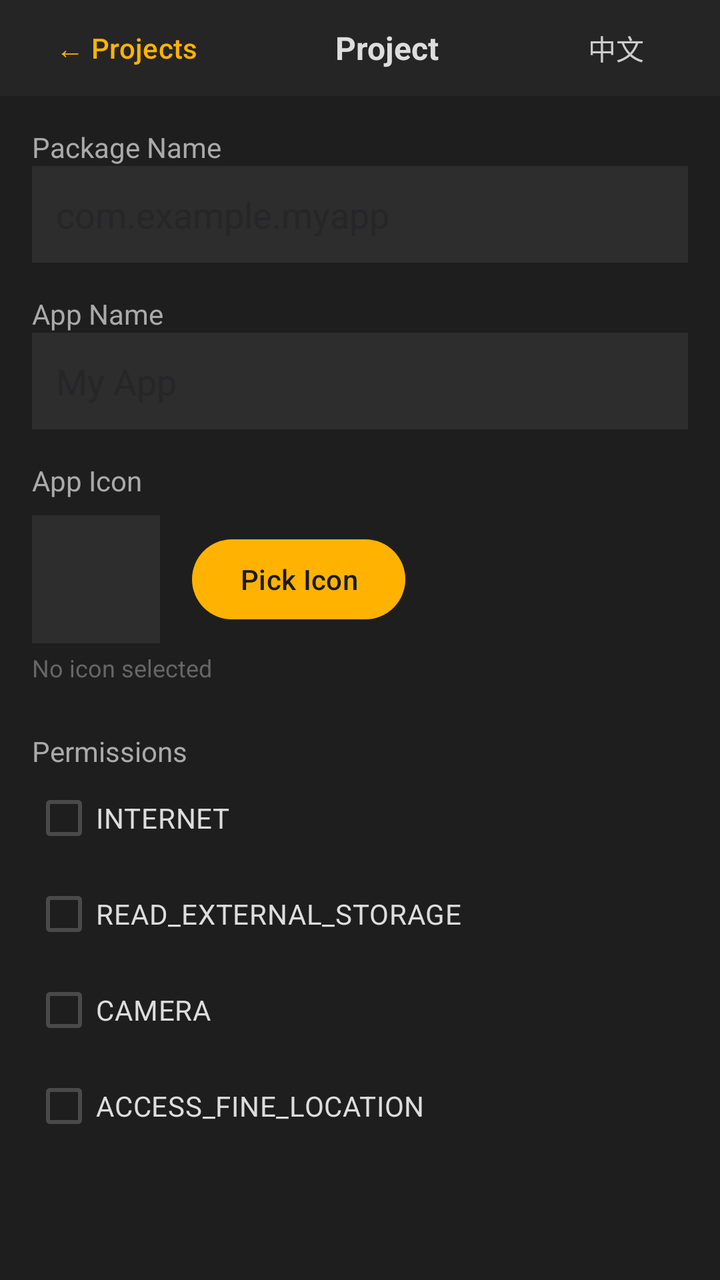
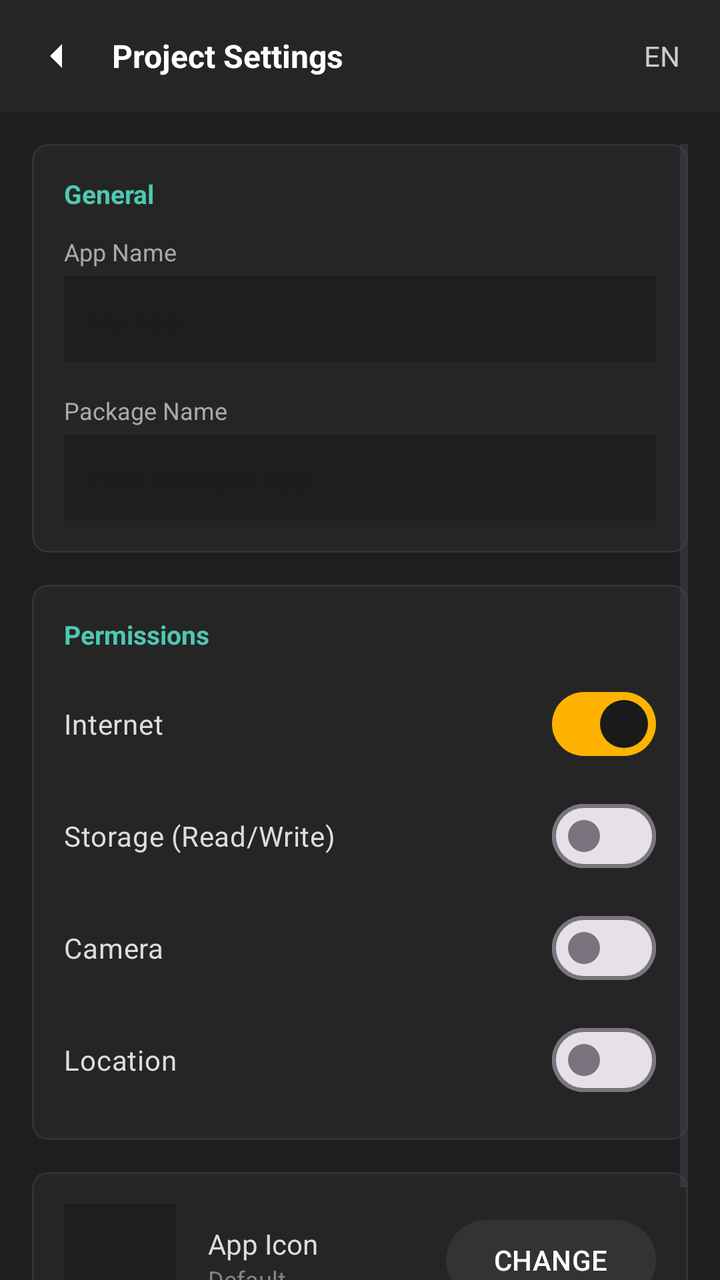

The first picture is an Android layout as it rendered before a commit; the second is the same layout after the commit. The layout source and the unified diff follow.
<!-- AndroidManifest.xml: application theme Theme.ApkBuilder -->
<!-- res/layout/activity_main.xml -->
<?xml version="1.0" encoding="utf-8"?>
<LinearLayout xmlns:android="http://schemas.android.com/apk/res/android"
    android:layout_width="match_parent"
    android:layout_height="match_parent"
    android:orientation="vertical"
    android:background="#1E1E1E">

    
    <LinearLayout
        android:layout_width="match_parent"
        android:layout_height="48dp"
        android:orientation="horizontal"
        android:gravity="center_vertical"
        android:background="#252526"
        android:paddingStart="4dp"
        android:paddingEnd="8dp">

        <Button
            android:id="@+id/btnBack"
            android:layout_width="wrap_content"
            android:layout_height="wrap_content"
            android:text="@string/back_to_list"
            android:textColor="#FFB300"
            android:background="?attr/selectableItemBackgroundBorderless" />

        <TextView
            android:id="@+id/tvProjectName"
            android:layout_width="0dp"
            android:layout_height="wrap_content"
            android:layout_weight="1"
            android:gravity="center"
            android:text="Project"
            android:textColor="#DDDDDD"
            android:textSize="16sp"
            android:textStyle="bold" />

        <Button
            android:id="@+id/btnLang"
            android:layout_width="wrap_content"
            android:layout_height="wrap_content"
            android:text="@string/lang_toggle"
            android:textColor="#CCCCCC"
            android:background="?attr/selectableItemBackgroundBorderless" />
    </LinearLayout>

    <ScrollView
        android:layout_width="match_parent"
        android:layout_height="match_parent"
        android:padding="16dp">

        <LinearLayout
            android:layout_width="match_parent"
            android:layout_height="wrap_content"
            android:orientation="vertical">

            
            <TextView
                android:layout_width="wrap_content"
                android:layout_height="wrap_content"
                android:text="@string/pkg_label"
                android:textColor="#AAAAAA" />
            <EditText
                android:id="@+id/etPackage"
                android:layout_width="match_parent"
                android:layout_height="wrap_content"
                android:background="#2D2D2D"
                android:padding="12dp"
                android:textColor="#DDDDDD"
                android:hint="@string/pkg_hint"
                android:inputType="text" />

            
            <TextView
                android:layout_width="wrap_content"
                android:layout_height="wrap_content"
                android:layout_marginTop="16dp"
                android:text="@string/name_label"
                android:textColor="#AAAAAA" />
            <EditText
                android:id="@+id/etAppName"
                android:layout_width="match_parent"
                android:layout_height="wrap_content"
                android:background="#2D2D2D"
                android:padding="12dp"
                android:textColor="#DDDDDD"
                android:hint="@string/name_hint"
                android:inputType="text" />

            
            <TextView
                android:layout_width="wrap_content"
                android:layout_height="wrap_content"
                android:layout_marginTop="16dp"
                android:text="@string/icon_label"
                android:textColor="#AAAAAA" />
            <LinearLayout
                android:layout_width="match_parent"
                android:layout_height="wrap_content"
                android:orientation="horizontal"
                android:gravity="center_vertical"
                android:layout_marginTop="8dp">
                <ImageView
                    android:id="@+id/ivIcon"
                    android:layout_width="64dp"
                    android:layout_height="64dp"
                    android:background="#2D2D2D"
                    android:scaleType="centerCrop" />
                <com.google.android.material.button.MaterialButton
                    android:id="@+id/btnPickIcon"
                    android:layout_width="wrap_content"
                    android:layout_height="wrap_content"
                    android:layout_marginStart="16dp"
                    android:text="@string/btn_pick_icon" />
            </LinearLayout>
            <TextView
                android:id="@+id/tvIconName"
                android:layout_width="match_parent"
                android:layout_height="wrap_content"
                android:layout_marginTop="4dp"
                android:text="@string/icon_none"
                android:textColor="#666666"
                android:textSize="12sp" />

            
            <TextView
                android:layout_width="wrap_content"
                android:layout_height="wrap_content"
                android:layout_marginTop="24dp"
                android:text="@string/perm_label"
                android:textColor="#AAAAAA" />
            <CheckBox
                android:id="@+id/permInternet"
                android:layout_width="match_parent"
                android:layout_height="wrap_content"
                android:text="INTERNET"
                android:textColor="#DDDDDD" />
            <CheckBox
                android:id="@+id/permStorage"
                android:layout_width="match_parent"
                android:layout_height="wrap_content"
                android:text="READ_EXTERNAL_STORAGE"
                android:textColor="#DDDDDD" />
            <CheckBox
                android:id="@+id/permCamera"
                android:layout_width="match_parent"
                android:layout_height="wrap_content"
                android:text="CAMERA"
                android:textColor="#DDDDDD" />
            <CheckBox
                android:id="@+id/permLocation"
                android:layout_width="match_parent"
                android:layout_height="wrap_content"
                android:text="ACCESS_FINE_LOCATION"
                android:textColor="#DDDDDD" />

        </LinearLayout>
    </ScrollView>
</LinearLayout>
<!-- resources referenced by this layout -->
<resources>
  <string name="back_to_list">← Projects</string>
  <string name="btn_pick_icon">Pick Icon</string>
  <string name="icon_label">App Icon</string>
  <string name="icon_none">No icon selected</string>
  <string name="lang_toggle">中文</string>
  <string name="name_hint">My App</string>
  <string name="name_label">App Name</string>
  <string name="perm_label">Permissions</string>
  <string name="pkg_hint">com.example.myapp</string>
  <string name="pkg_label">Package Name</string>
  <style name="Theme.ApkBuilder" parent="Theme.Material3.DayNight.NoActionBar">
          <item name="colorPrimary">#FFB300</item>
          <item name="colorOnPrimary">#1A1A1A</item>
          <item name="colorPrimaryContainer">#FFECB3</item>
          <item name="colorOnPrimaryContainer">#261A00</item>
          <item name="colorSecondary">#424242</item>
          <item name="colorOnSecondary">#FFFFFF</item>
          <item name="colorSecondaryContainer">#E0E0E0</item>
          <item name="colorOnSecondaryContainer">#1A1A1A</item>
          <item name="colorSurface">#FAFAFA</item>
          <item name="colorOnSurface">#1A1A1A</item>
          <item name="colorSurfaceVariant">#F0F0F0</item>
          <item name="colorOnSurfaceVariant">#4A4A4A</item>
          <item name="android:statusBarColor">?attr/colorPrimary</item>
          <item name="android:windowLightStatusBar" tools:targetApi="m">true</item>
      </style>
</resources>

<!-- the commit's change to res/layout/activity_main.xml (unified diff, before → after) -->
@@ -1,5 +1,6 @@
 <?xml version="1.0" encoding="utf-8"?>
 <LinearLayout xmlns:android="http://schemas.android.com/apk/res/android"
+    xmlns:app="http://schemas.android.com/apk/res-auto"
     android:layout_width="match_parent"
     android:layout_height="match_parent"
     android:orientation="vertical"
@@ -8,45 +9,45 @@
     
     <LinearLayout
         android:layout_width="match_parent"
-        android:layout_height="48dp"
-        android:orientation="horizontal"
+        android:layout_height="56dp"
+        android:background="#252526"
         android:gravity="center_vertical"
-        android:background="#252526"
-        android:paddingStart="4dp"
-        android:paddingEnd="8dp">
-
-        <Button
+        android:paddingHorizontal="8dp">
+
+        <ImageButton
             android:id="@+id/btnBack"
-            android:layout_width="wrap_content"
-            android:layout_height="wrap_content"
-            android:text="@string/back_to_list"
-            android:textColor="#FFB300"
-            android:background="?attr/selectableItemBackgroundBorderless" />
+            android:layout_width="40dp"
+            android:layout_height="40dp"
+            android:background="?attr/selectableItemBackgroundBorderless"
+            android:src="@drawable/ic_chevron_right"
+            android:rotation="180"
+            app:tint="#FFFFFF" />
 
         <TextView
-            android:id="@+id/tvProjectName"
             android:layout_width="0dp"
             android:layout_height="wrap_content"
             android:layout_weight="1"
-            android:gravity="center"
-            android:text="Project"
-            android:textColor="#DDDDDD"
+            android:layout_marginStart="8dp"
+            android:text="@string/settings_title"
+            android:textColor="#FFFFFF"
             android:textSize="16sp"
             android:textStyle="bold" />
 
-        <Button
+        <TextView
             android:id="@+id/btnLang"
             android:layout_width="wrap_content"
             android:layout_height="wrap_content"
-            android:text="@string/lang_toggle"
+            android:text="EN"
             android:textColor="#CCCCCC"
-            android:background="?attr/selectableItemBackgroundBorderless" />
+            android:padding="12dp" />
     </LinearLayout>
 
     <ScrollView
         android:layout_width="match_parent"
-        android:layout_height="match_parent"
-        android:padding="16dp">
+        android:layout_height="0dp"
+        android:layout_weight="1"
+        android:padding="16dp"
+        android:clipToPadding="false">
 
         <LinearLayout
             android:layout_width="match_parent"
@@ -54,104 +55,187 @@
             android:orientation="vertical">
 
             
-            <TextView
-                android:layout_width="wrap_content"
-                android:layout_height="wrap_content"
-                android:text="@string/pkg_label"
-                android:textColor="#AAAAAA" />
-            <EditText
-                android:id="@+id/etPackage"
+            <com.google.android.material.card.MaterialCardView
                 android:layout_width="match_parent"
                 android:layout_height="wrap_content"
-                android:background="#2D2D2D"
-                android:padding="12dp"
-                android:textColor="#DDDDDD"
-                android:hint="@string/pkg_hint"
-                android:inputType="text" />
+                app:cardBackgroundColor="#252526"
+                app:cardCornerRadius="8dp"
+                app:cardElevation="0dp"
+                app:strokeColor="#333333"
+                app:strokeWidth="1dp">
+
+                <LinearLayout
+                    android:layout_width="match_parent"
+                    android:layout_height="wrap_content"
+                    android:orientation="vertical"
+                    android:padding="16dp">
+
+                    <TextView
+                        android:layout_width="wrap_content"
+                        android:layout_height="wrap_content"
+                        android:text="@string/settings_general"
+                        android:textColor="#4EC9B0"
+                        android:textSize="13sp"
+                        android:textStyle="bold"
+                        android:layout_marginBottom="12dp" />
+
+                    <TextView
+                        android:layout_width="wrap_content"
+                        android:layout_height="wrap_content"
+                        android:text="@string/name_label"
+                        android:textColor="#AAAAAA"
+                        android:textSize="12sp" />
+
+                    <EditText
+                        android:id="@+id/etAppName"
+                        android:layout_width="match_parent"
+                        android:layout_height="wrap_content"
+                        android:background="#1E1E1E"
+                        android:padding="12dp"
+                        android:layout_marginTop="4dp"
+                        android:textColor="#FFFFFF"
+                        android:textSize="14sp"
+                        android:hint="My App" />
+
+                    <TextView
+                        android:layout_width="wrap_content"
+                        android:layout_height="wrap_content"
+                        android:text="@string/pkg_label"
+                        android:textColor="#AAAAAA"
+                        android:textSize="12sp"
+                        android:layout_marginTop="16dp" />
+
+                    <EditText
+                        android:id="@+id/etPackage"
+                        android:layout_width="match_parent"
+                        android:layout_height="wrap_content"
+                        android:background="#1E1E1E"
+                        android:padding="12dp"
+                        android:layout_marginTop="4dp"
+                        android:textColor="#FFFFFF"
+                        android:textSize="14sp"
+                        android:inputType="textNoSuggestions"
+                        android:hint="com.example.app" />
+
+                </LinearLayout>
+            </com.google.android.material.card.MaterialCardView>
 
             
-            <TextView
-                android:layout_width="wrap_content"
+            <com.google.android.material.card.MaterialCardView
+                android:layout_width="match_parent"
                 android:layout_height="wrap_content"
                 android:layout_marginTop="16dp"
-                android:text="@string/name_label"
-                android:textColor="#AAAAAA" />
-            <EditText
-                android:id="@+id/etAppName"
+                app:cardBackgroundColor="#252526"
+                app:cardCornerRadius="8dp"
+                app:cardElevation="0dp"
+                app:strokeColor="#333333"
+                app:strokeWidth="1dp">
+
+                <LinearLayout
+                    android:layout_width="match_parent"
+                    android:layout_height="wrap_content"
+                    android:orientation="vertical"
+                    android:padding="16dp">
+
+                    <TextView
+                        android:layout_width="wrap_content"
+                        android:layout_height="wrap_content"
+                        android:text="@string/settings_permissions"
+                        android:textColor="#4EC9B0"
+                        android:textSize="13sp"
+                        android:textStyle="bold"
+                        android:layout_marginBottom="12dp" />
+
+                    <com.google.android.material.materialswitch.MaterialSwitch
+                        android:id="@+id/permInternet"
+                        android:layout_width="match_parent"
+                        android:layout_height="wrap_content"
+                        android:text="@string/settings_perm_internet"
+                        android:textColor="#DDDDDD"
+                        android:checked="true" />
+
+                    <com.google.android.material.materialswitch.MaterialSwitch
+                        android:id="@+id/permStorage"
+                        android:layout_width="match_parent"
+                        android:layout_height="wrap_content"
+                        android:text="@string/settings_perm_storage"
+                        android:textColor="#DDDDDD"
+                        android:layout_marginTop="8dp" />
+
+                    <com.google.android.material.materialswitch.MaterialSwitch
+                        android:id="@+id/permCamera"
+                        android:layout_width="match_parent"
+                        android:layout_height="wrap_content"
+                        android:text="@string/settings_perm_camera"
+                        android:textColor="#DDDDDD"
+                        android:layout_marginTop="8dp" />
+
+                    <com.google.android.material.materialswitch.MaterialSwitch
+                        android:id="@+id/permLocation"
+                        android:layout_width="match_parent"
+                        android:layout_height="wrap_content"
+                        android:text="@string/settings_perm_location"
+                        android:textColor="#DDDDDD"
+                        android:layout_marginTop="8dp" />
+                </LinearLayout>
+            </com.google.android.material.card.MaterialCardView>
+
+            
+            <com.google.android.material.card.MaterialCardView
                 android:layout_width="match_parent"
                 android:layout_height="wrap_content"
-                android:background="#2D2D2D"
-                android:padding="12dp"
-                android:textColor="#DDDDDD"
-                android:hint="@string/name_hint"
-                android:inputType="text" />
-
-            
-            <TextView
-                android:layout_width="wrap_content"
-                android:layout_height="wrap_content"
                 android:layout_marginTop="16dp"
-                android:text="@string/icon_label"
-                android:textColor="#AAAAAA" />
-            <LinearLayout
-                android:layout_width="match_parent"
-                android:layout_height="wrap_content"
-                android:orientation="horizontal"
-                android:gravity="center_vertical"
-                android:layout_marginTop="8dp">
-                <ImageView
-                    android:id="@+id/ivIcon"
-                    android:layout_width="64dp"
-                    android:layout_height="64dp"
-                    android:background="#2D2D2D"
-                    android:scaleType="centerCrop" />
-                <com.google.android.material.button.MaterialButton
-                    android:id="@+id/btnPickIcon"
-                    android:layout_width="wrap_content"
+                app:cardBackgroundColor="#252526"
+                app:cardCornerRadius="8dp"
+                app:cardElevation="0dp"
+                app:strokeColor="#333333"
+                app:strokeWidth="1dp">
+
+                <LinearLayout
+                    android:layout_width="match_parent"
                     android:layout_height="wrap_content"
-                    android:layout_marginStart="16dp"
-                    android:text="@string/btn_pick_icon" />
-            </LinearLayout>
-            <TextView
-                android:id="@+id/tvIconName"
-                android:layout_width="match_parent"
-                android:layout_height="wrap_content"
-                android:layout_marginTop="4dp"
-                android:text="@string/icon_none"
-                android:textColor="#666666"
-                android:textSize="12sp" />
-
-            
-            <TextView
-                android:layout_width="wrap_content"
-                android:layout_height="wrap_content"
-                android:layout_marginTop="24dp"
-                android:text="@string/perm_label"
-                android:textColor="#AAAAAA" />
-            <CheckBox
-                android:id="@+id/permInternet"
-                android:layout_width="match_parent"
-                android:layout_height="wrap_content"
-                android:text="INTERNET"
-                android:textColor="#DDDDDD" />
-            <CheckBox
-                android:id="@+id/permStorage"
-                android:layout_width="match_parent"
-                android:layout_height="wrap_content"
-                android:text="READ_EXTERNAL_STORAGE"
-                android:textColor="#DDDDDD" />
-            <CheckBox
-                android:id="@+id/permCamera"
-                android:layout_width="match_parent"
-                android:layout_height="wrap_content"
-                android:text="CAMERA"
-                android:textColor="#DDDDDD" />
-            <CheckBox
-                android:id="@+id/permLocation"
-                android:layout_width="match_parent"
-                android:layout_height="wrap_content"
-                android:text="ACCESS_FINE_LOCATION"
-                android:textColor="#DDDDDD" />
+                    android:orientation="horizontal"
+                    android:padding="16dp"
+                    android:gravity="center_vertical">
+
+                    <ImageView
+                        android:id="@+id/ivIcon"
+                        android:layout_width="56dp"
+                        android:layout_height="56dp"
+                        android:background="#1E1E1E"
+                        android:padding="8dp" />
+
+                    <LinearLayout
+                        android:layout_width="0dp"
+                        android:layout_height="wrap_content"
+                        android:layout_weight="1"
+                        android:layout_marginStart="16dp"
+                        android:orientation="vertical">
+
+                        <TextView
+                            android:layout_width="wrap_content"
+                            android:layout_height="wrap_content"
+                            android:text="@string/settings_icon"
+                            android:textColor="#DDDDDD"
+                            android:textSize="14sp" />
+                        <TextView
+                            android:id="@+id/tvIconName"
+                            android:layout_width="wrap_content"
+                            android:layout_height="wrap_content"
+                            android:text="@string/settings_icon_default"
+                            android:textColor="#858585"
+                            android:textSize="12sp" />
+                    </LinearLayout>
+
+                    <com.google.android.material.button.MaterialButton
+                        android:id="@+id/btnPickIcon"
+                        android:layout_width="wrap_content"
+                        android:layout_height="wrap_content"
+                        android:text="@string/settings_change"
+                        app:backgroundTint="#333333"
+                        android:textColor="#FFFFFF" />
+                </LinearLayout>
+            </com.google.android.material.card.MaterialCardView>
 
         </LinearLayout>
     </ScrollView>
<!-- resource entries referenced after the edit -->
@@ -1,15 +1,25 @@
 <!-- resources referenced by this layout -->
 <resources>
-  <string name="back_to_list">← Projects</string>
-  <string name="btn_pick_icon">Pick Icon</string>
-  <string name="icon_label">App Icon</string>
-  <string name="icon_none">No icon selected</string>
-  <string name="lang_toggle">中文</string>
-  <string name="name_hint">My App</string>
+  <!-- drawable ic_chevron_right (drawable) -->
+  <?xml version="1.0" encoding="utf-8"?>
+  <vector xmlns:android="http://schemas.android.com/apk/res/android"
+      android:width="24dp" android:height="24dp"
+      android:viewportWidth="24" android:viewportHeight="24">
+      <path android:fillColor="#888888"
+          android:pathData="M9,6l6,6l-6,6z"/>
+  </vector>
   <string name="name_label">App Name</string>
-  <string name="perm_label">Permissions</string>
-  <string name="pkg_hint">com.example.myapp</string>
   <string name="pkg_label">Package Name</string>
+  <string name="settings_change">CHANGE</string>
+  <string name="settings_general">General</string>
+  <string name="settings_icon">App Icon</string>
+  <string name="settings_icon_default">Default</string>
+  <string name="settings_perm_camera">Camera</string>
+  <string name="settings_perm_internet">Internet</string>
+  <string name="settings_perm_location">Location</string>
+  <string name="settings_perm_storage">Storage (Read/Write)</string>
+  <string name="settings_permissions">Permissions</string>
+  <string name="settings_title">Project Settings</string>
   <style name="Theme.ApkBuilder" parent="Theme.Material3.DayNight.NoActionBar">
           <item name="colorPrimary">#FFB300</item>
           <item name="colorOnPrimary">#1A1A1A</item>
